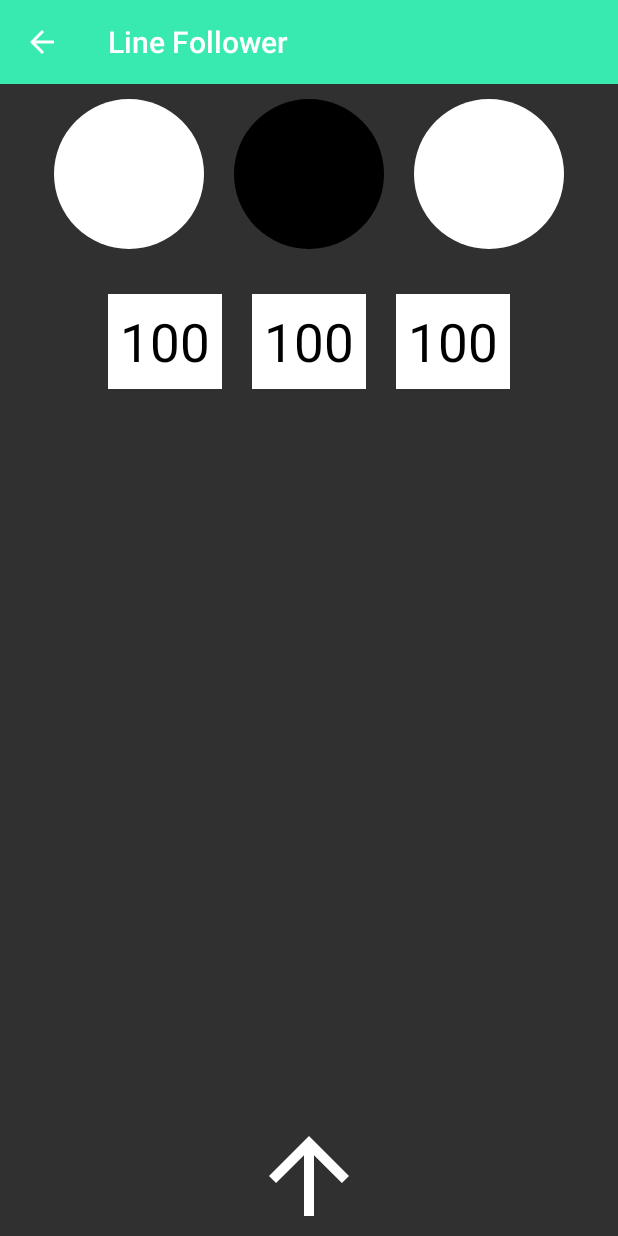
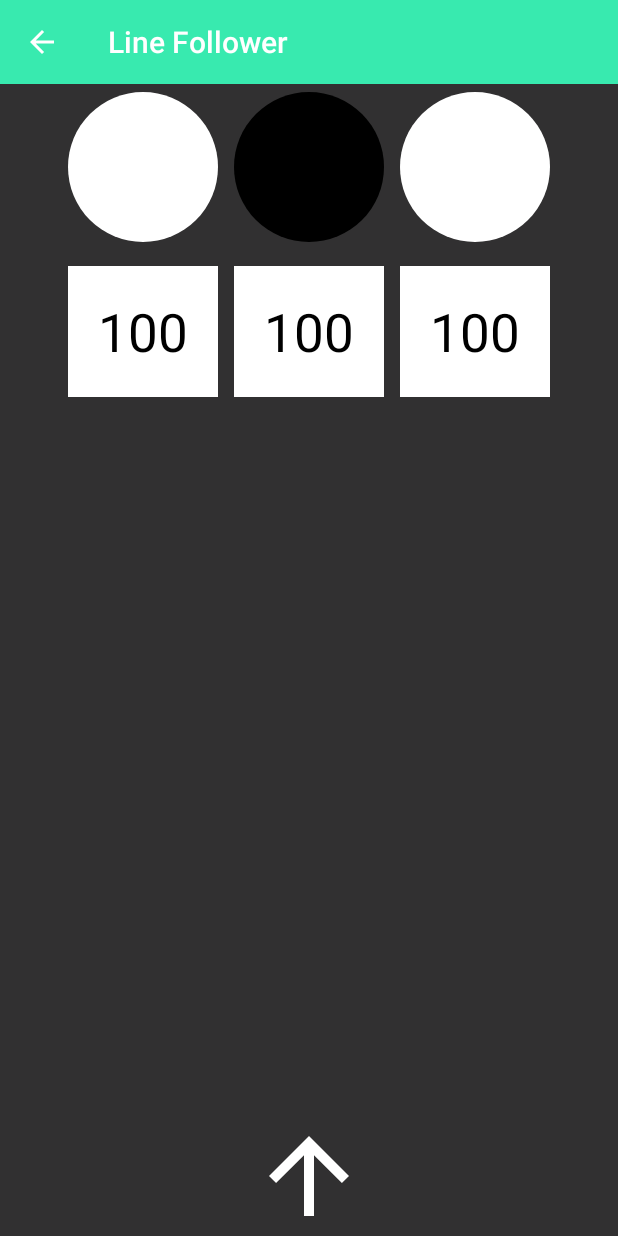
Before and after one commit to MarvEltun/SURCISM, an Android app: the InfraRedActivity screen opened directly, with no data from a screen before it, on a phone screen of 412 x 824 dp. Run offline under Robolectric (Android 15) with nearby library versions, the phone set to English and light mode, and no system bars.

Commit message:
Created remote control layout

```diff
--- a/app/src/main/res/values/dimen.xml
+++ b/app/src/main/res/values/dimen.xml
@@ -11,8 +11,9 @@
     <dimen name="ultra_log_txt_height">260dp</dimen>
 
     <dimen name="infra_color_size">100dp</dimen>
-    <dimen name="infra_color_margin">10dp</dimen>
-    <dimen name="infra_text_margin">10dp</dimen>
+    <dimen name="infra_color_margin">5dp</dimen>
+    <dimen name="infra_text_margin">5dp</dimen>
+    <dimen name="ultra_padding">20dp</dimen>
     <dimen name="infra_text_height">100dp</dimen>
     <dimen name="infra_text_width">100dp</dimen>
     <dimen name="infra_text_size">35sp</dimen>
```
Also changed, not shown: app/src/main/res/layout/activity_remote_control.xml (+34 -0 lines).
